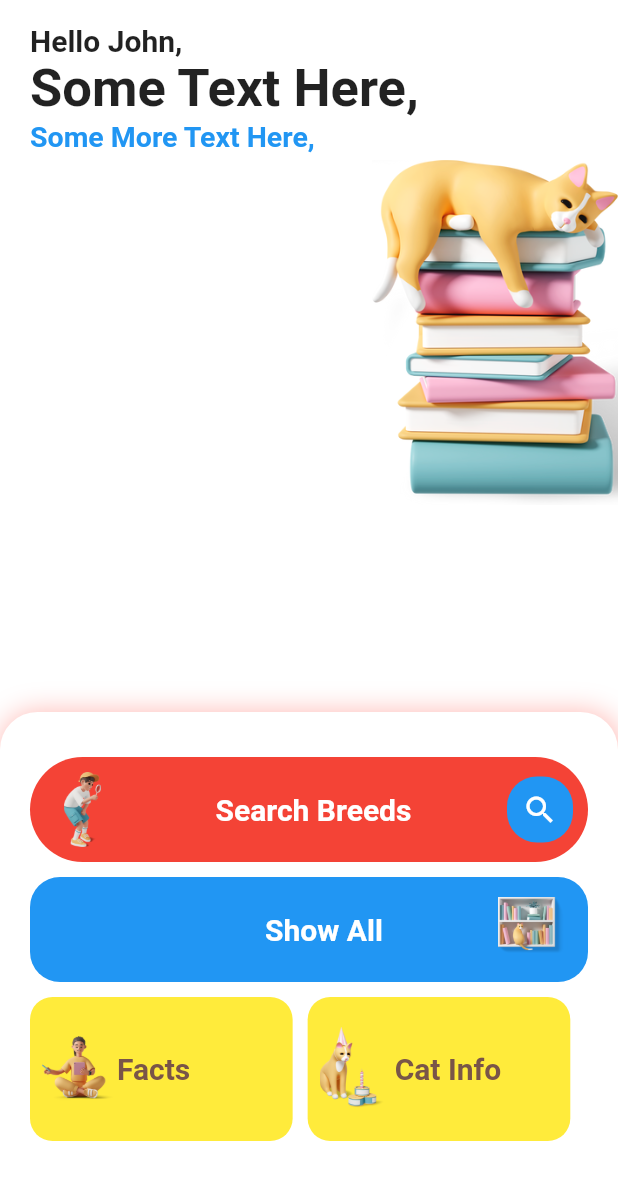
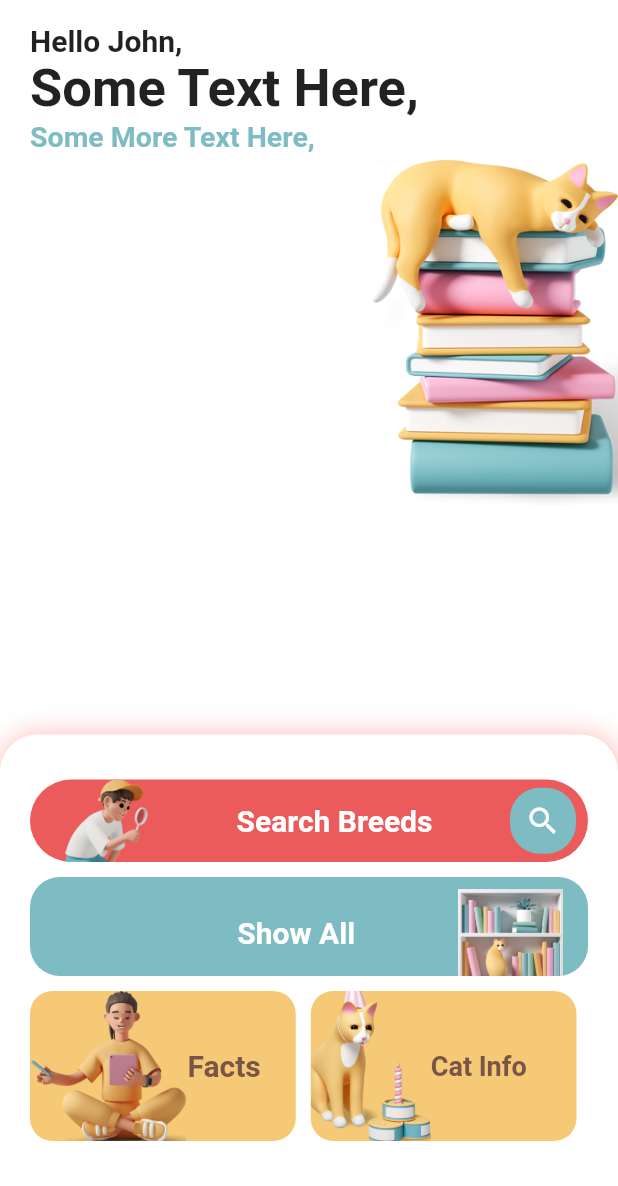
Before and after one commit to iansstuff15/catpedia, a Flutter app: the screen it shows after launch, on a phone screen of 412 x 824 dp, the part 50-1236 px from its top. Run offline on Flutter 3.47's test engine with Material 2 defaults, Android fonts, the phone set to English and light mode, and no system bars; our stand-ins replace skeletons; missing offline and left inert: dart:ffi.

Commit message:
new assets and home

```diff
--- a/lib/screens/home.dart
+++ b/lib/screens/home.dart
@@ -13,7 +13,7 @@ class Home extends StatelessWidget {
     double height = MediaQuery.of(context).size.height;
     double widgth = MediaQuery.of(context).size.width;
 
-    return  Scaffold(
+    return Scaffold(
       backgroundColor: Colors.white,
       body: SafeArea(
           child: Stack(
@@ -38,20 +38,18 @@ class Home extends StatelessWidget {
                   ),
                   Text(
                     'Hello John,',
-                      style:
-                          TextStyle(fontWeight: FontWeight.bold, fontSize: 20),
+                    style: TextStyle(fontWeight: FontWeight.bold, fontSize: 20),
                   ),
                   Text(
                     'Some Text Here,',
-                      style:
-                          TextStyle(fontWeight: FontWeight.bold, fontSize: 35),
+                    style: TextStyle(fontWeight: FontWeight.bold, fontSize: 35),
                   ),
                   Text(
                     'Some More Text Here,',
                     style: TextStyle(
                         fontWeight: FontWeight.bold,
                         fontSize: 19,
-                          color: Colors.blue),
+                        color: Color(0xff7EBCC3)),
                   ),
                   SizedBox(height: 10),
                 ]),
@@ -76,7 +74,6 @@ class Home extends StatelessWidget {
               right: 0,
               bottom: 0,
               child: Container(
-
                 decoration: const BoxDecoration(
                     color: Colors.white,
                     borderRadius: BorderRadius.only(
@@ -93,23 +90,23 @@ class Home extends StatelessWidget {
                 padding: EdgeInsets.symmetric(horizontal: 20, vertical: 30),
                 child: Column(
                   children: <Widget>[
-
                     GestureDetector(
                       onTap: () => Navigator.pushNamed(context, Search.id),
-                        child:  Container(
+                      child: Container(
                         width: double.infinity,
-                        padding: EdgeInsets.all(10),
+                        padding: EdgeInsets.only(left: 16, right: 8),
                         decoration: BoxDecoration(
-                            color: Colors.red,
+                            color: Color(0xffEC5B5B),
                             borderRadius:
                                 BorderRadius.all(Radius.circular(100))),
                         child: Row(
                           mainAxisAlignment: MainAxisAlignment.spaceBetween,
                           children: <Widget>[
-                            Image(
-                              image: AssetImage('assets/search.png'),
-                              width: 50,
-                              height: 50,
+                            Image.asset(
+                              'assets/search4.png',
+                              height: 55,
+                              width: 70,
+                              fit: BoxFit.fitHeight,
                             ),
                             Container(
                                 child: Text(
@@ -123,7 +120,7 @@ class Home extends StatelessWidget {
                             Container(
                               padding: EdgeInsets.all(10),
                               decoration: BoxDecoration(
-                                  color: Colors.blue,
+                                  color: Color(0xff7EBCC3),
                                   borderRadius: BorderRadius.circular(20)),
                               child: Icon(
                                 Icons.search,
@@ -134,24 +131,22 @@ class Home extends StatelessWidget {
                         ),
                       ),
                     ),
-
                     SizedBox(
                       height: 10,
                     ),
                     Container(
                       width: double.infinity,
-                        padding: EdgeInsets.all(10),
+                      padding: EdgeInsets.only(top: 8, right: 17),
                       decoration: BoxDecoration(
-                            color: Colors.blue,
-                            borderRadius:
-                                BorderRadius.all(Radius.circular(20))),
+                          color: Color(0xff7EBCC3),
+                          borderRadius: BorderRadius.all(Radius.circular(20))),
                       child: Row(
                         mainAxisAlignment: MainAxisAlignment.spaceBetween,
                         children: <Widget>[
                           Container(
                             padding: EdgeInsets.all(10),
                             decoration: BoxDecoration(
-                                  color: Colors.blue,
+                                color: Color(0xff7EBCC3),
                                 borderRadius: BorderRadius.circular(20)),
                             child: SizedBox(
                               width: 50,
@@ -166,10 +161,11 @@ class Home extends StatelessWidget {
                               color: Colors.white,
                             ),
                           )),
-                            Image(
-                              image: AssetImage('assets/view_all.png'),
-                              width: 50,
-                              height: 50,
+                          Image.asset(
+                            'assets/view_all2.png',
+                            height: 58,
+                            width: 70,
+                            fit: BoxFit.fitWidth,
                           ),
                         ],
                       ),
@@ -180,18 +176,19 @@ class Home extends StatelessWidget {
                     Row(
                       children: <Widget>[
                         Container(
-                            width: widgth * .425,
-                            padding: EdgeInsets.all(8),
+                          width: widgth * .430,
+                          padding: EdgeInsets.only(right: 10),
                           decoration: BoxDecoration(
-                                color: Colors.yellow,
+                              color: Color(0xFFF5C975),
                               borderRadius:
                                   BorderRadius.all(Radius.circular(15))),
                           child: Row(
                             children: <Widget>[
-                                Image(
-                                  image: AssetImage('assets/facts.png'),
-                                  width: 50,
-                                  height: 80,
+                              Image.asset(
+                                'assets/facts1.png',
+                                height: 100,
+                                width: 105,
+                                fit: BoxFit.fitHeight,
                               ),
                               Container(
                                   child: Text(
@@ -209,25 +206,26 @@ class Home extends StatelessWidget {
                           width: 10,
                         ),
                         Container(
-                            width: widgth * .425,
-                            padding: EdgeInsets.all(8),
+                          width: widgth * .430,
+                          padding: EdgeInsets.fromLTRB(0, 0, 10, 0),
                           decoration: BoxDecoration(
-                                color: Colors.yellow,
+                              color: Color(0xFFF5C975),
                               borderRadius:
                                   BorderRadius.all(Radius.circular(15))),
                           child: Row(
                             children: <Widget>[
-                                Image(
-                                  image: AssetImage('assets/care.png'),
-                                  width: 50,
-                                  height: 80,
+                             Image.asset(
+                                'assets/care2.png',
+                                height: 100,
+                                width: 80,
+                                fit: BoxFit.fitWidth,
                               ),
                               Container(
                                   child: Text(
                                 'Cat Info',
                                 style: TextStyle(
                                   fontWeight: FontWeight.bold,
-                                    fontSize: 20,
+                                  fontSize: 18,
                                   color: Colors.brown,
                                 ),
                               )),
@@ -243,7 +241,6 @@ class Home extends StatelessWidget {
           /// A container with a box decoration, padding, and a column with a container inside.
         ],
       )),
-
     );
   }
 }
```
Also changed, not shown: assets/care.png (deleted), assets/care2.png (added), assets/facts.png (deleted), assets/facts1.png (added), assets/search.png (deleted), assets/search4.png (added), assets/view_all.png (deleted), assets/view_all2.png (added). Lines whose indentation alone changed are shown as unchanged.
